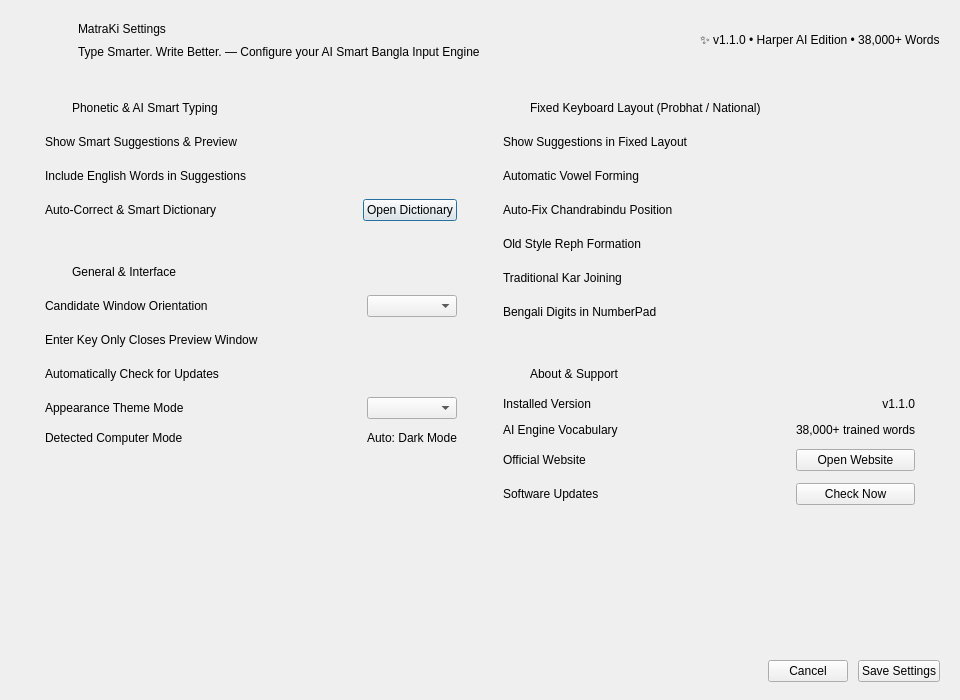
Old version of the form src/frontend/SettingsDialog.ui in the repository sojibcreates-maker/MatraKi-Keyboard.
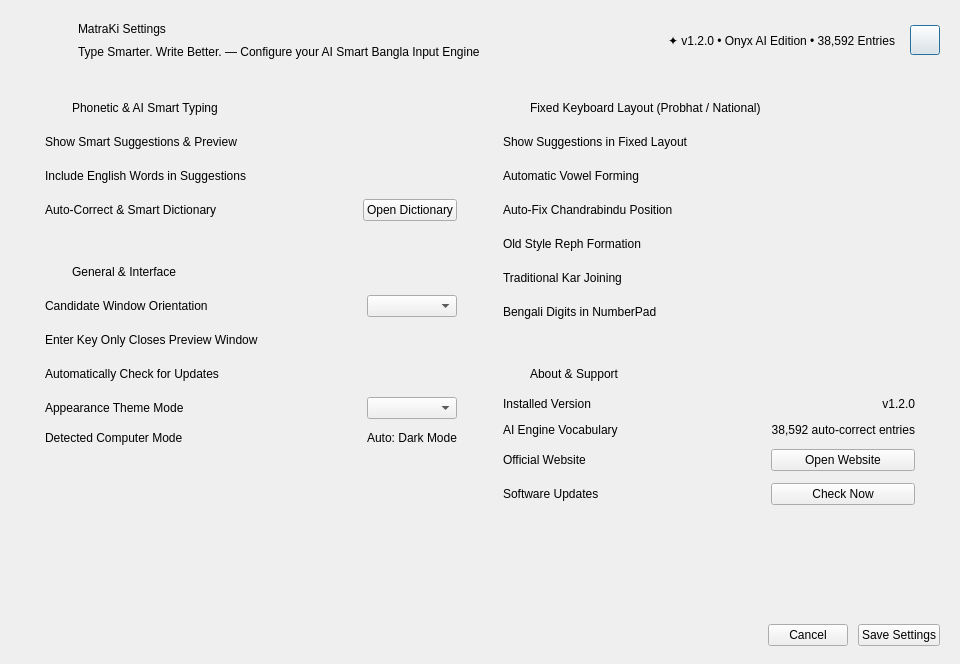
New version of the form.

Commit message:
feat(release): release MatraKi v1.2.0 with Onyx Design System
- Full Onyx interface redesign across TopBar, menus, and all dialogs
- Vector icon set (MatraKiIcons) and ivory/brass brand mark (MatraKiLogo)
- Edge-to-edge frameless window chrome with custom title drag handles
- One-click in-app updater with live download progress and auto-restart
- Updated website and screenshots to match the Onyx palette
- Bumped version to 1.2.0 across feeds, docs, and application binaries

```diff
--- a/src/frontend/SettingsDialog.ui
+++ b/src/frontend/SettingsDialog.ui
@@ -7,7 +7,7 @@
     <x>0</x>
     <y>0</y>
     <width>960</width>
-    <height>700</height>
+    <height>664</height>
    </rect>
   </property>
   <property name="minimumSize">
@@ -114,7 +114,29 @@
         <item>
          <widget class="QLabel" name="lblBadge">
           <property name="text">
-           <string>✨ v1.1.0 • Harper AI Edition • 38,000+ Words</string>
+           <string>✦ v1.2.0 • Onyx AI Edition • 38,592 Entries</string>
+          </property>
+         </widget>
+        </item>
+        <item>
+         <widget class="QPushButton" name="btnCloseIcon">
+          <property name="cursor">
+           <cursorShape>PointingHandCursor</cursorShape>
+          </property>
+          <property name="minimumSize">
+           <size>
+            <width>30</width>
+            <height>30</height>
+           </size>
+          </property>
+          <property name="maximumSize">
+           <size>
+            <width>30</width>
+            <height>30</height>
+           </size>
+          </property>
+          <property name="text">
+           <string/>
           </property>
          </widget>
         </item>
@@ -953,7 +975,7 @@
                  <item row="0" column="1">
                   <widget class="QLabel" name="lblVersion">
                    <property name="text">
-                    <string>v1.1.0</string>
+                    <string>v1.2.0</string>
                    </property>
                    <property name="alignment">
                     <set>Qt::AlignRight|Qt::AlignTrailing|Qt::AlignVCenter</set>
@@ -973,7 +995,7 @@
                  <item row="1" column="1">
                   <widget class="QLabel" name="lblVocabulary">
                    <property name="text">
-                    <string>38,000+ trained words</string>
+                    <string>38,592 auto-correct entries</string>
                    </property>
                    <property name="alignment">
                     <set>Qt::AlignRight|Qt::AlignTrailing|Qt::AlignVCenter</set>
```
The commit also changes 73 other files.
